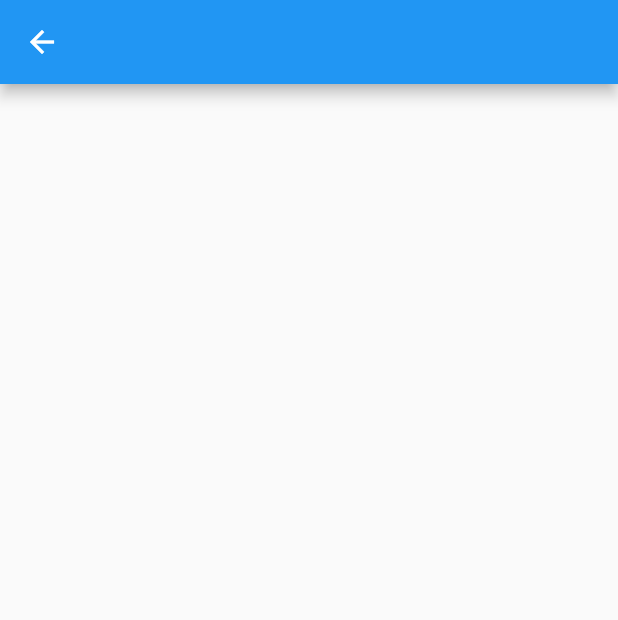
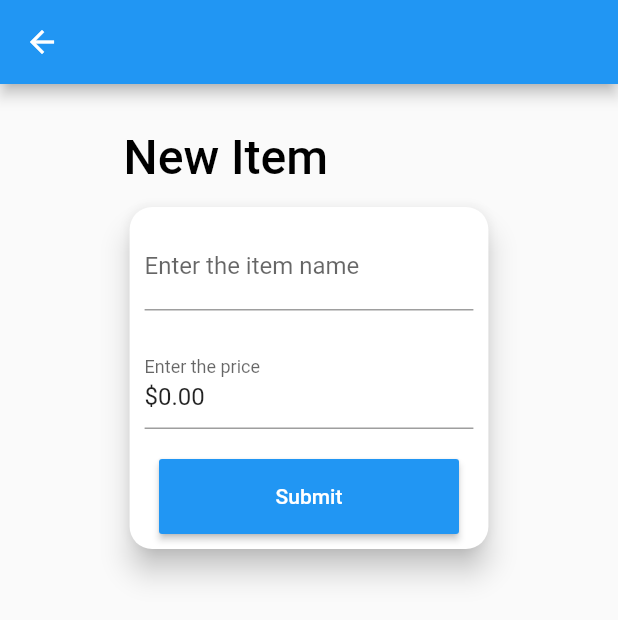
Before and after one commit to seanarwa/onigiri, a Flutter app: the AddItemPage screen opened by its route, on a phone screen of 412 x 824 dp. Shown: the top 620 px of the screen. Run offline on Flutter 3.47's test engine with Material 2 defaults, Android fonts, the phone set to English and light mode, and no system bars; our stand-ins replace cloud_firestore, firebase_auth, flutter_masked_text, google_sign_in; missing offline and left inert: flutter_auth_buttons; accounts and stored records are empty.

Commit message:
Added add_item functionality

```diff
--- a/lib/api/firebase/db/item.dart
+++ b/lib/api/firebase/db/item.dart
@@ -18,6 +18,16 @@ class ItemAPI {
     }
   }
 
+  static Future<Item> add(Item item) async {
+    try {
+      DocumentReference ref = await _ref.add(item.toMap(withId: false));
+      item.id = ref.id;
+      return item;
+    } catch (e) {
+      throw "Firebase Item API failed to add document to [Default]/item: $e";
+    }
+  }
+
   static Future<void> set(Item item) async {
     try {
       await _ref.doc(item.id).set(item.toMap(withId: false));
--- a/lib/pages/add_item.dart
+++ b/lib/pages/add_item.dart
@@ -1,4 +1,7 @@
 import 'package:flutter/material.dart';
+import 'package:flutter_masked_text/flutter_masked_text.dart';
+import 'package:onigiri/api/firebase/db/item.dart';
+import 'package:onigiri/models/index.dart';
 
 class AddItemPage extends StatefulWidget {
   AddItemPage({Key key}) : super(key: key);
@@ -10,10 +13,129 @@ class AddItemPage extends StatefulWidget {
 }
 
 class _AddItemPageState extends State<AddItemPage> {
+  final _formKey = GlobalKey<FormState>();
+
+  MoneyMaskedTextController _controller = MoneyMaskedTextController(
+    leftSymbol: '\$',
+    decimalSeparator: '.',
+    thousandSeparator: ',',
+  );
+  Item _item = Item(
+    name: "",
+    price: 0,
+  );
+  bool _isLoading = false;
+
+  Widget _renderHeader() {
+    return Row(
+      crossAxisAlignment: CrossAxisAlignment.center,
+      children: [
+        Text(
+          "New Item",
+          style: TextStyle(
+            color: Colors.black,
+            fontSize: 32.0,
+            fontWeight: FontWeight.w500,
+          ),
+        ),
+      ],
+    );
+  }
+
+  Widget _renderForm() {
+    return Card(
+      elevation: 8.0,
+      shape: RoundedRectangleBorder(
+        borderRadius: BorderRadius.circular(15.0),
+      ),
+      child: Container(
+        margin: EdgeInsets.all(10.0),
+        child: Form(
+          key: _formKey,
+          child: Column(
+            children: [
+              TextFormField(
+                decoration: InputDecoration(
+                  labelText: 'Enter the item name',
+                ),
+                validator: (String value) {
+                  if (value.isEmpty) {
+                    return "Item name cannot be empty";
+                  }
+                  return null;
+                },
+                onSaved: (String value) {
+                  _item.name = value;
+                },
+              ),
+              SizedBox(height: 20.0),
+              TextFormField(
+                controller: _controller,
+                decoration: InputDecoration(
+                  labelText: 'Enter the price',
+                ),
+                validator: (String value) {
+                  return null;
+                },
+                onSaved: (_) {
+                  _item.price = (_controller.numberValue * 100).toInt();
+                },
+              ),
+              SizedBox(height: 20.0),
+              ButtonTheme(
+                minWidth: 200.0,
+                height: 50.0,
+                child: RaisedButton(
+                  color: Colors.blue,
+                  textColor: Colors.white,
+                  child: Text("Submit"),
+                  onPressed: () async {
+                    if (_isLoading) return;
+                    if (_formKey.currentState.validate()) {
+                      setState(() {
+                        _isLoading = true;
+                      });
+                      _formKey.currentState.save();
+                      await ItemAPI.add(_item);
+                      Navigator.of(context).pop(_item);
+                    }
+                  },
+                ),
+              ),
+            ],
+          ),
+        ),
+      ),
+    );
+  }
+
   @override
   Widget build(BuildContext context) {
+    double screenWidth = MediaQuery.of(context).size.width;
+
     return Scaffold(
       appBar: AppBar(),
+      body: SingleChildScrollView(
+        child: GestureDetector(
+          onTap: () {
+            FocusScope.of(context).unfocus();
+          },
+          child: Container(
+            padding: EdgeInsets.symmetric(
+              vertical: 30.0,
+              horizontal: screenWidth * 0.2,
+            ),
+            child: Column(
+              crossAxisAlignment: CrossAxisAlignment.start,
+              children: [
+                _renderHeader(),
+                SizedBox(height: 10.0),
+                _renderForm(),
+              ],
+            ),
+          ),
+        ),
+      ),
     );
   }
 }
--- a/pubspec.yaml
+++ b/pubspec.yaml
@@ -23,6 +23,7 @@ dependencies:
   # UI enhancements
   flutter_auth_buttons: ^0.10.0
   cached_network_image: ^2.0.0
+  flutter_masked_text: ^0.8.0
 
   # iOS style icons
   cupertino_icons: ^1.0.0
```
Also changed, not shown: lib/api/firebase/db/order.dart (+10 -0 lines), lib/api/firebase/db/user.dart (+10 -0 lines), lib/pages/home.dart (+45 -39 lines), lib/utils/time_format.dart (+3 -4 lines), firebase.json, pubspec.lock, 1 other file.
